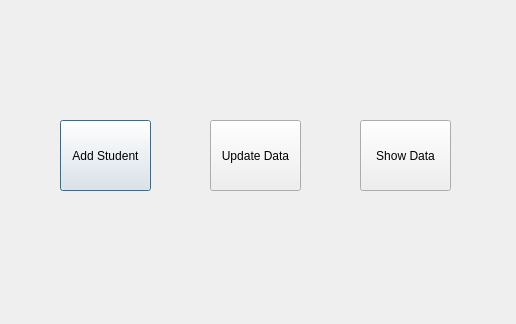
Before: the Qt Designer form adminuniversitysystem.ui in hazemhathout1/QtUniversityManagerSystem, drawn with Qt 5.
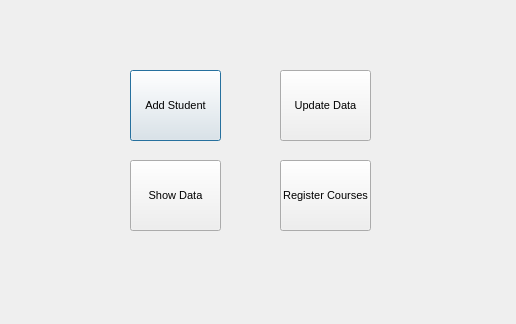
After: the same form once the commit is applied.

Commit message: Add the Electrical courses to the database

The edit to the form file:
```diff
--- a/adminuniversitysystem.ui
+++ b/adminuniversitysystem.ui
@@ -10,14 +10,19 @@
     <height>324</height>
    </rect>
   </property>
+  <property name="font">
+   <font>
+    <pointsize>8</pointsize>
+   </font>
+  </property>
   <property name="windowTitle">
    <string>Admin</string>
   </property>
   <widget class="QPushButton" name="btnAddStd">
    <property name="geometry">
     <rect>
-     <x>60</x>
-     <y>120</y>
+     <x>130</x>
+     <y>70</y>
      <width>91</width>
      <height>71</height>
     </rect>
@@ -29,8 +34,8 @@
   <widget class="QPushButton" name="btnUpdateData">
    <property name="geometry">
     <rect>
-     <x>210</x>
-     <y>120</y>
+     <x>280</x>
+     <y>70</y>
      <width>91</width>
      <height>71</height>
     </rect>
@@ -42,8 +47,8 @@
   <widget class="QPushButton" name="btnUpdateData_2">
    <property name="geometry">
     <rect>
-     <x>360</x>
-     <y>120</y>
+     <x>130</x>
+     <y>160</y>
      <width>91</width>
      <height>71</height>
     </rect>
@@ -52,6 +57,24 @@
     <string>Show Data</string>
    </property>
   </widget>
+  <widget class="QPushButton" name="btnUpdateData_3">
+   <property name="geometry">
+    <rect>
+     <x>280</x>
+     <y>160</y>
+     <width>91</width>
+     <height>71</height>
+    </rect>
+   </property>
+   <property name="font">
+    <font>
+     <pointsize>8</pointsize>
+    </font>
+   </property>
+   <property name="text">
+    <string>Register Courses</string>
+   </property>
+  </widget>
  </widget>
  <resources/>
  <connections/>
```
The commit also changes 8 other files.
